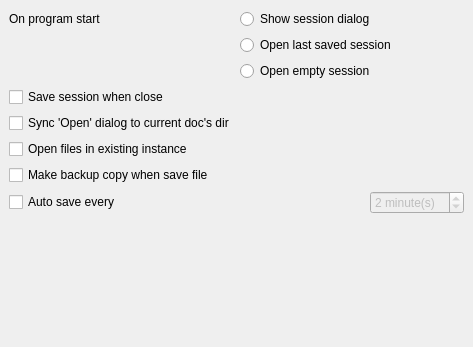
Before: the Qt Designer form src/MainSettingsPage.ui in Mezomish/juffed, drawn with Qt 5.
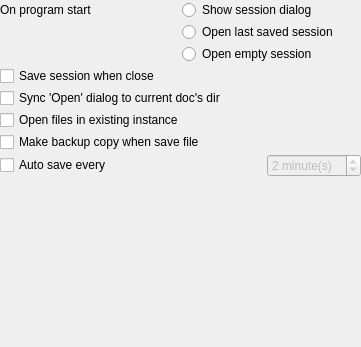
After: the same form once the commit is applied.

Commit message: Added: settings page for autocompletion

What changed in the file:
```diff
--- a/src/MainSettingsPage.ui
+++ b/src/MainSettingsPage.ui
@@ -5,7 +5,7 @@
    <rect>
     <x>0</x>
     <y>0</y>
-    <width>473</width>
+    <width>361</width>
     <height>347</height>
    </rect>
   </property>
@@ -20,66 +20,20 @@
   <property name="windowTitle" >
    <string/>
   </property>
-  <layout class="QGridLayout" >
+  <layout class="QVBoxLayout" >
    <property name="margin" >
-    <number>9</number>
+    <number>0</number>
    </property>
    <property name="spacing" >
-    <number>6</number>
+    <number>2</number>
    </property>
-   <item row="4" column="0" colspan="4" >
-    <widget class="QCheckBox" name="makeBackupChk" >
-     <property name="text" >
-      <string>Make backup copy when save file</string>
-     </property>
-    </widget>
-   </item>
-   <item row="3" column="0" colspan="4" >
-    <widget class="QCheckBox" name="singleInstanceChk" >
-     <property name="toolTip" >
-      <string>Use existing instance of application when open files</string>
-     </property>
-     <property name="text" >
-      <string>Open files in existing instance</string>
-     </property>
-    </widget>
-   </item>
-   <item row="5" column="3" >
-    <widget class="QSpinBox" name="autoSaveIntervalSpin" >
-     <property name="enabled" >
-      <bool>false</bool>
-     </property>
-     <property name="suffix" >
-      <string> minute(s)</string>
-     </property>
-     <property name="prefix" >
-      <string/>
-     </property>
-     <property name="maximum" >
-      <number>30</number>
-     </property>
-     <property name="minimum" >
-      <number>1</number>
-     </property>
-     <property name="value" >
-      <number>2</number>
-     </property>
-    </widget>
-   </item>
-   <item row="1" column="0" colspan="2" >
-    <widget class="QCheckBox" name="saveSessionChk" >
-     <property name="text" >
-      <string>Save session when close</string>
-     </property>
-    </widget>
-   </item>
-   <item row="0" column="0" colspan="4" >
+   <item>
     <layout class="QGridLayout" >
      <property name="margin" >
       <number>0</number>
      </property>
      <property name="spacing" >
-      <number>6</number>
+      <number>2</number>
      </property>
      <item row="2" column="1" >
       <widget class="QRadioButton" name="openEmptySessionBtn" >
@@ -132,7 +86,90 @@
      </item>
     </layout>
    </item>
-   <item row="6" column="1" colspan="3" >
+   <item>
+    <widget class="QCheckBox" name="saveSessionChk" >
+     <property name="text" >
+      <string>Save session when close</string>
+     </property>
+    </widget>
+   </item>
+   <item>
+    <widget class="QCheckBox" name="syncOpenDlgChk" >
+     <property name="text" >
+      <string>Sync 'Open' dialog to current doc's dir</string>
+     </property>
+    </widget>
+   </item>
+   <item>
+    <widget class="QCheckBox" name="singleInstanceChk" >
+     <property name="toolTip" >
+      <string>Use existing instance of application when open files</string>
+     </property>
+     <property name="text" >
+      <string>Open files in existing instance</string>
+     </property>
+    </widget>
+   </item>
+   <item>
+    <widget class="QCheckBox" name="makeBackupChk" >
+     <property name="text" >
+      <string>Make backup copy when save file</string>
+     </property>
+    </widget>
+   </item>
+   <item>
+    <layout class="QHBoxLayout" >
+     <property name="margin" >
+      <number>0</number>
+     </property>
+     <property name="spacing" >
+      <number>2</number>
+     </property>
+     <item>
+      <widget class="QCheckBox" name="autoSaveChk" >
+       <property name="text" >
+        <string>Auto save every</string>
+       </property>
+      </widget>
+     </item>
+     <item>
+      <spacer>
+       <property name="orientation" >
+        <enum>Qt::Horizontal</enum>
+       </property>
+       <property name="sizeHint" >
+        <size>
+         <width>40</width>
+         <height>20</height>
+        </size>
+       </property>
+      </spacer>
+     </item>
+     <item>
+      <widget class="QSpinBox" name="autoSaveIntervalSpin" >
+       <property name="enabled" >
+        <bool>false</bool>
+       </property>
+       <property name="suffix" >
+        <string> minute(s)</string>
+       </property>
+       <property name="prefix" >
+        <string/>
+       </property>
+       <property name="maximum" >
+        <number>30</number>
+       </property>
+       <property name="minimum" >
+        <number>1</number>
+       </property>
+       <property name="value" >
+        <number>2</number>
+       </property>
+      </widget>
+     </item>
+    </layout>
+   </item>
+   <item>
     <spacer>
      <property name="orientation" >
       <enum>Qt::Vertical</enum>
@@ -145,33 +182,6 @@
      </property>
     </spacer>
    </item>
-   <item row="5" column="0" >
-    <widget class="QCheckBox" name="autoSaveChk" >
-     <property name="text" >
-      <string>Auto save every</string>
-     </property>
-    </widget>
-   </item>
-   <item row="5" column="2" >
-    <spacer>
-     <property name="orientation" >
-      <enum>Qt::Horizontal</enum>
-     </property>
-     <property name="sizeHint" >
-      <size>
-       <width>40</width>
-       <height>20</height>
-      </size>
-     </property>
-    </spacer>
-   </item>
-   <item row="2" column="0" >
-    <widget class="QCheckBox" name="syncOpenDlgChk" >
-     <property name="text" >
-      <string>Sync 'Open' dialog to current doc's dir</string>
-     </property>
-    </widget>
-   </item>
   </layout>
  </widget>
  <tabstops>
```
The commit also changes 11 other files.
